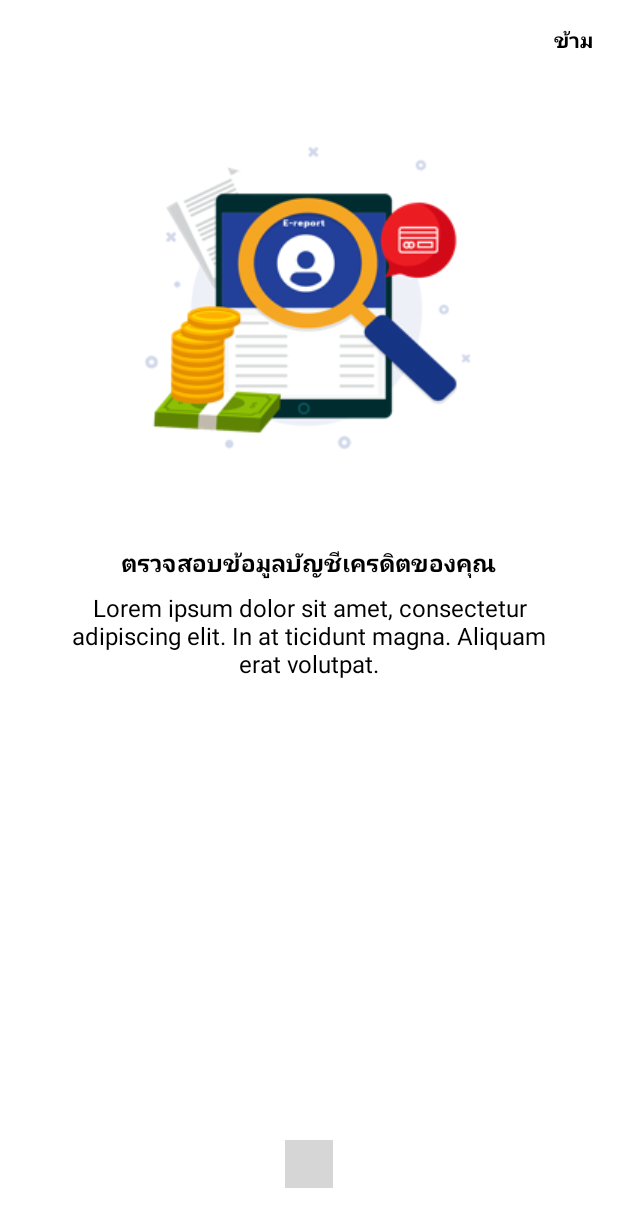
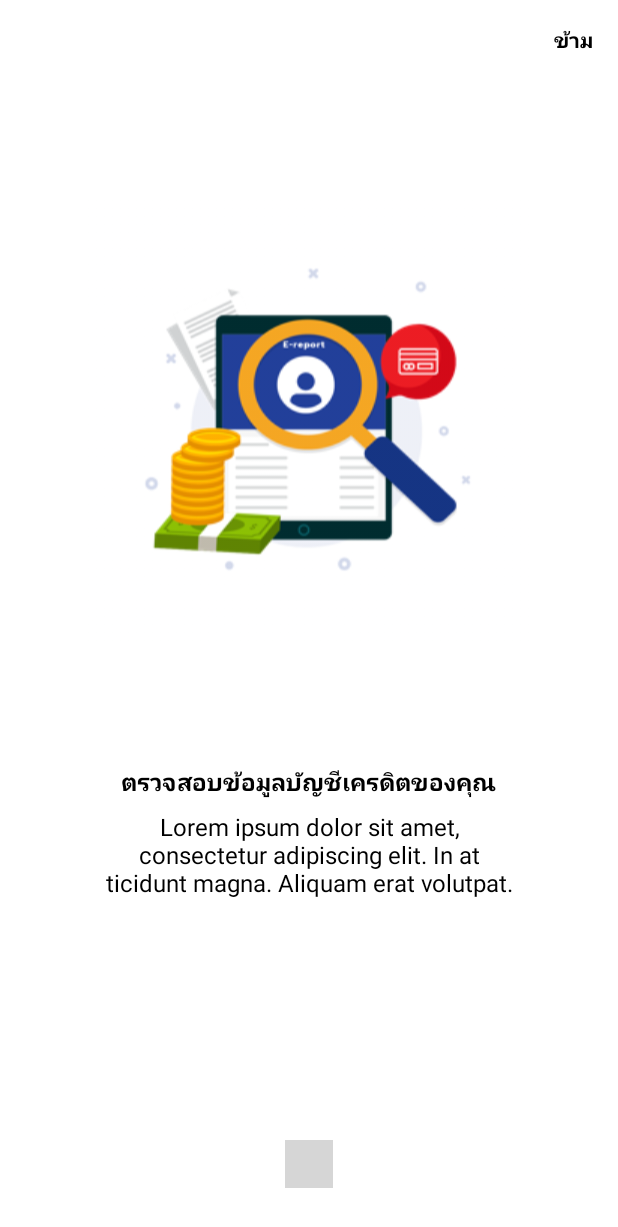
Before and after one commit to biiger/EReport, an Android app: the screen it shows after launch (TutorialActivity), on a phone screen of 412 x 824 dp. Shown: the top 1227 px of the screen. Run offline under Robolectric (Android 15) with nearby library versions, the phone set to English and light mode, and no system bars; plain views replace WormDotsIndicator; 1 statement that could not run was skipped; grey boxes are pictures that could not be loaded.

Commit message:
Commit set layout

```diff
--- a/app/src/main/java/com/arsoft/mobile/ereport/module/register/CreateAccountDetailsActivity.kt
+++ b/app/src/main/java/com/arsoft/mobile/ereport/module/register/CreateAccountDetailsActivity.kt
@@ -15,6 +15,7 @@ import kotlinx.android.synthetic.main.activity_create_account_details.*
 import java.io.File
 import com.arsoft.mobile.ereport.MainActivity
 import android.content.pm.PackageManager
+import com.arsoft.mobile.ereport.LoginActivity
 import com.fxn.utility.PermUtil
 
 class CreateAccountDetailsActivity : AppCompatActivity() {
@@ -154,8 +155,9 @@ class CreateAccountDetailsActivity : AppCompatActivity() {
     private fun alertDialogConfirm() {
         val builder = AlertDialog.Builder(this@CreateAccountDetailsActivity)
         builder.setTitle("ยืนยันตัวตน")
+        builder.setMessage("กรุณายืนยันตัวตนผ่านลิ้งค์ที่ระบบได้จัดส่งไปให้คุณผ่านทางอีเมล์ เพื่อทำการเปิดใช้งานบัญชีผู้ใช้")
         builder.setPositiveButton("ตกลง") { _, _ ->
-            startActivity(Intent(this@CreateAccountDetailsActivity, MainActivity::class.java))
+            startActivity(Intent(this@CreateAccountDetailsActivity, LoginActivity::class.java))
         }
         // Finally, make the alert dialog using builder
         val dialog: AlertDialog = builder.create()
--- a/app/src/main/res/layout/activity_tutorial.xml
+++ b/app/src/main/res/layout/activity_tutorial.xml
@@ -58,7 +58,7 @@
                 android:text="เริ่มต้นการใช้งาน"
                 android:textStyle="bold"
                 android:textColor="@color/colorWhite"
-                android:background="@color/colorButton"
+                android:background="@drawable/btn_style"
                 android:layout_width="match_parent"
                 android:layout_height="wrap_content"
                 android:visibility="gone"
--- a/app/src/main/res/layout/fragment_tutorial1.xml
+++ b/app/src/main/res/layout/fragment_tutorial1.xml
@@ -5,18 +5,21 @@
         android:layout_height="match_parent"
         android:gravity="center_horizontal"
         android:background="@color/colorWhite"
+        android:padding="16dp"
         android:orientation="vertical">
 
     <ImageView
             android:src="@drawable/tutorial1"
             android:layout_width="wrap_content"
-            android:layout_height="wrap_content"/>
+            android:layout_height="match_parent"
+            android:layout_weight="0.4"/>
 
     <LinearLayout
             android:layout_width="match_parent"
-            android:layout_height="wrap_content"
+            android:layout_height="match_parent"
+            android:layout_weight="0.6"
             android:padding="16dp"
-            android:gravity="center"
+            android:gravity="center_horizontal"
             android:orientation="vertical">
 
         <TextView
```
Also changed, not shown: app/src/main/res/layout/fragment_tutorial2.xml (+5 -3 lines), app/src/main/res/layout/fragment_tutorial3.xml (+5 -3 lines), app/src/main/res/layout/fragment_tutorial4.xml (+5 -3 lines). Lines whose indentation alone changed are shown as unchanged.
